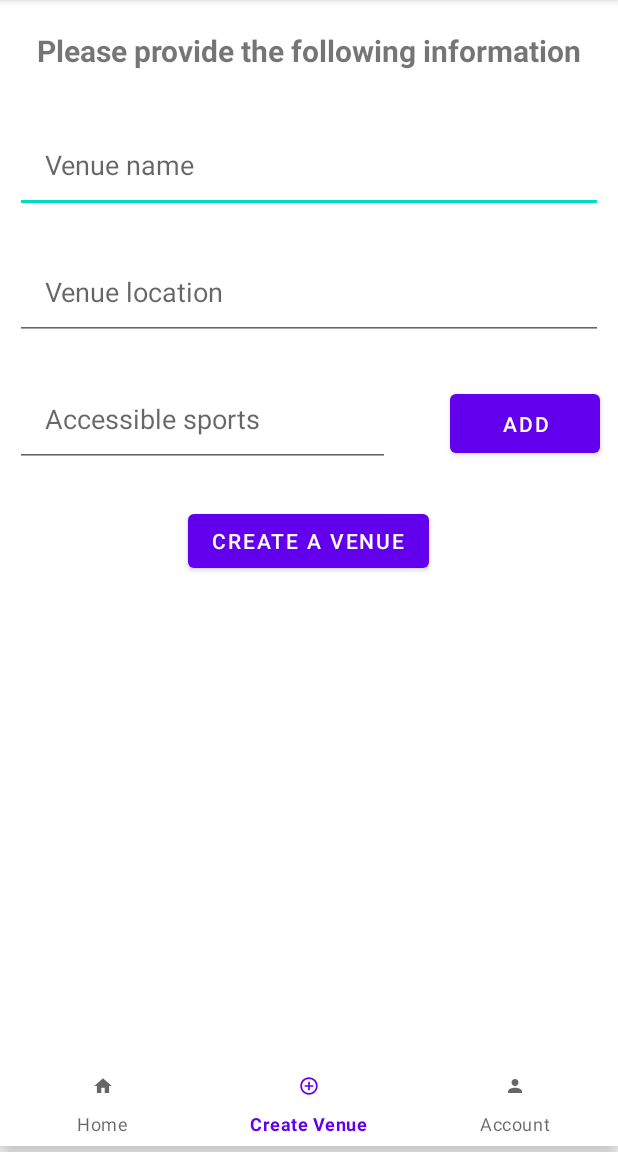
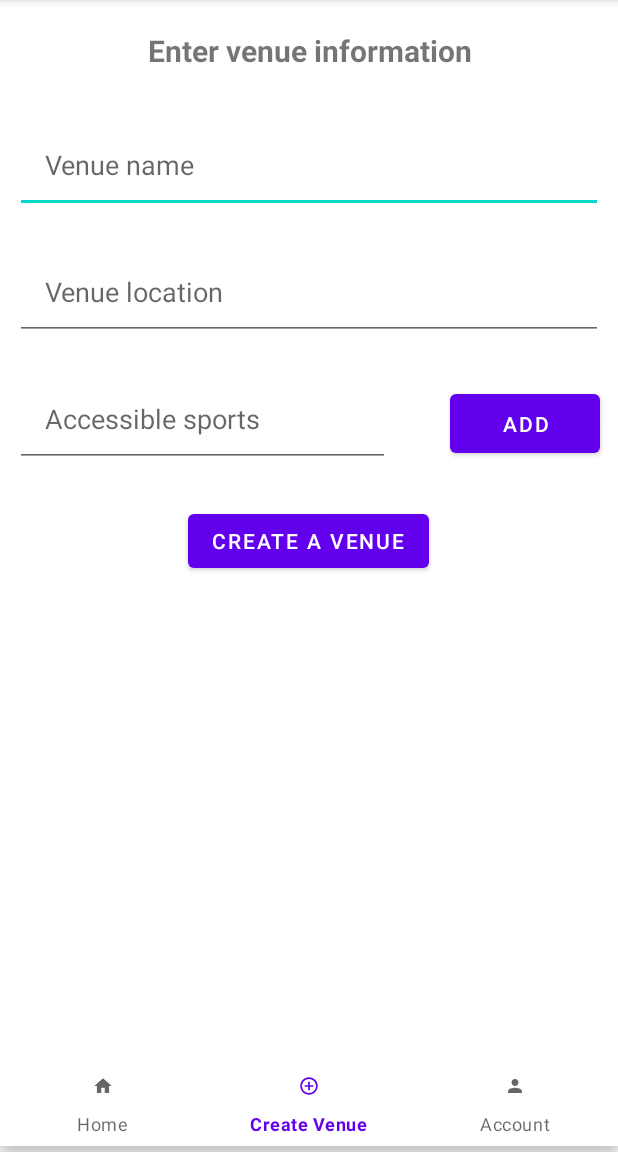
Before and after one commit to Jain-m3392/b07project, an Android app: the adminCreateVenue screen opened directly, with no data from a screen before it, on a phone screen of 412 x 824 dp, the part 84-1236 px from its top. Run offline under Robolectric (Android 15) with nearby library versions, the phone set to English and light mode, and no system bars; our stand-ins replace Firebase (no records; nobody signed in at launch, a user with empty details on screens opened directly).

Commit message:
Added new back button behaviours

```diff
--- a/app/src/main/AndroidManifest.xml
+++ b/app/src/main/AndroidManifest.xml
@@ -15,6 +15,7 @@
         tools:targetApi="31">
         <activity
             android:name=".AdminEditEvent"
+            android:noHistory="true"
             android:exported="false" />
         <activity
             android:name=".AdminEventsView"
@@ -41,6 +42,7 @@
             android:exported="false" />
         <activity
             android:name=".customerScheduleEvent"
+            android:noHistory="true"
             android:exported="false" />
         <activity
             android:name=".customerCreateEvents"
--- a/app/src/main/java/com/example/b07project/AccountActivity.java
+++ b/app/src/main/java/com/example/b07project/AccountActivity.java
@@ -48,6 +48,7 @@ public class AccountActivity extends AppCompatActivity implements NavigationBarV
             FirebaseAuth mAuth = FirebaseAuth.getInstance();
             mAuth.signOut();
             Intent intent = new Intent(view.getContext(), MainActivity.class);
+            intent.addFlags(Intent.FLAG_ACTIVITY_CLEAR_TOP);
             startActivity(intent);
         }};
 
--- a/app/src/main/java/com/example/b07project/AdminAccountActivity.java
+++ b/app/src/main/java/com/example/b07project/AdminAccountActivity.java
@@ -25,6 +25,7 @@ public class AdminAccountActivity extends AppCompatActivity implements Navigatio
             FirebaseAuth mAuth = FirebaseAuth.getInstance();
             mAuth.signOut();
             Intent intent = new Intent(view.getContext(), MainActivity.class);
+            intent.addFlags(Intent.FLAG_ACTIVITY_CLEAR_TOP);
             startActivity(intent);
         }};
 
--- a/app/src/main/res/layout/activity_admin_create_venue.xml
+++ b/app/src/main/res/layout/activity_admin_create_venue.xml
@@ -6,15 +6,18 @@ android:layout_width="match_parent"
 android:layout_height="match_parent"
 tools:context=".adminCreateVenue">
 
-<TextView
-    android:layout_width="match_parent"
-    android:layout_height="wrap_content"
-    android:id="@+id/venueCreatetext"
-    android:text="@string/please_provide_the_following_information"
-    android:textSize="20dp"
-    android:textStyle="bold"
-    android:gravity="center"
-    android:layout_margin="20dp"/>
+    <TextView
+        android:id="@+id/venueCreatetext"
+        android:layout_width="match_parent"
+        android:layout_height="wrap_content"
+        android:layout_marginStart="20dp"
+        android:layout_marginTop="20dp"
+        android:layout_marginEnd="20dp"
+        android:layout_marginBottom="20dp"
+        android:gravity="center"
+        android:text="@string/please_provide_the_following_information"
+        android:textSize="20dp"
+        android:textStyle="bold" />
 
     <EditText
         android:id="@+id/adminVenueName"
--- a/app/src/main/res/values/strings.xml
+++ b/app/src/main/res/values/strings.xml
@@ -57,7 +57,7 @@
     <string name="apply_filter">APPLY</string>
     <string name="event_id">Event ID:</string>
 
-    <string name="please_provide_the_following_information">Please provide the following information</string>
+    <string name="please_provide_the_following_information">Enter venue information</string>
     <string name="venue_name">Venue name</string>
     <string name="venue_location">Venue location</string>
     <string name="accessible_sports">Accessible sports</string>
```
Also changed, not shown: app/src/main/java/com/example/b07project/adminCreateVenue.java (+8 -0 lines).
